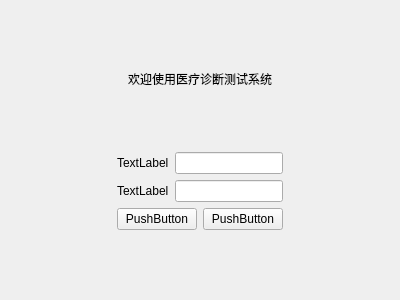
First picture: the form in Lab3/Lab3/loginview.ui, repository 123456789779/QtCourse, before the edit.
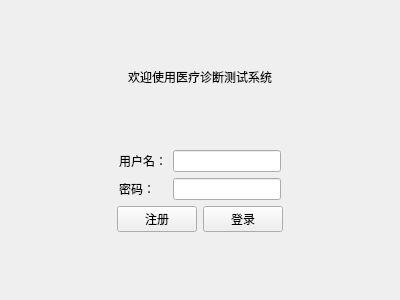
Second picture: the form after the edit.

What changed in the file:
```diff
--- a/Lab3/Lab3/loginview.ui
+++ b/Lab3/Lab3/loginview.ui
@@ -72,14 +72,14 @@
          <item>
           <widget class="QLabel" name="label_5">
            <property name="text">
-            <string>TextLabel</string>
+            <string>用户名：</string>
            </property>
           </widget>
          </item>
          <item>
           <widget class="QLabel" name="label_4">
            <property name="text">
-            <string>TextLabel</string>
+            <string>密码：</string>
            </property>
           </widget>
          </item>
@@ -132,14 +132,14 @@
        <item>
         <widget class="QPushButton" name="pushButton">
          <property name="text">
-          <string>PushButton</string>
+          <string>注册</string>
          </property>
         </widget>
        </item>
        <item>
         <widget class="QPushButton" name="pushButton_2">
          <property name="text">
-          <string>PushButton</string>
+          <string>登录</string>
          </property>
         </widget>
        </item>
```
Left out of the diff: 8 changed lines with no effect on the pictures.
